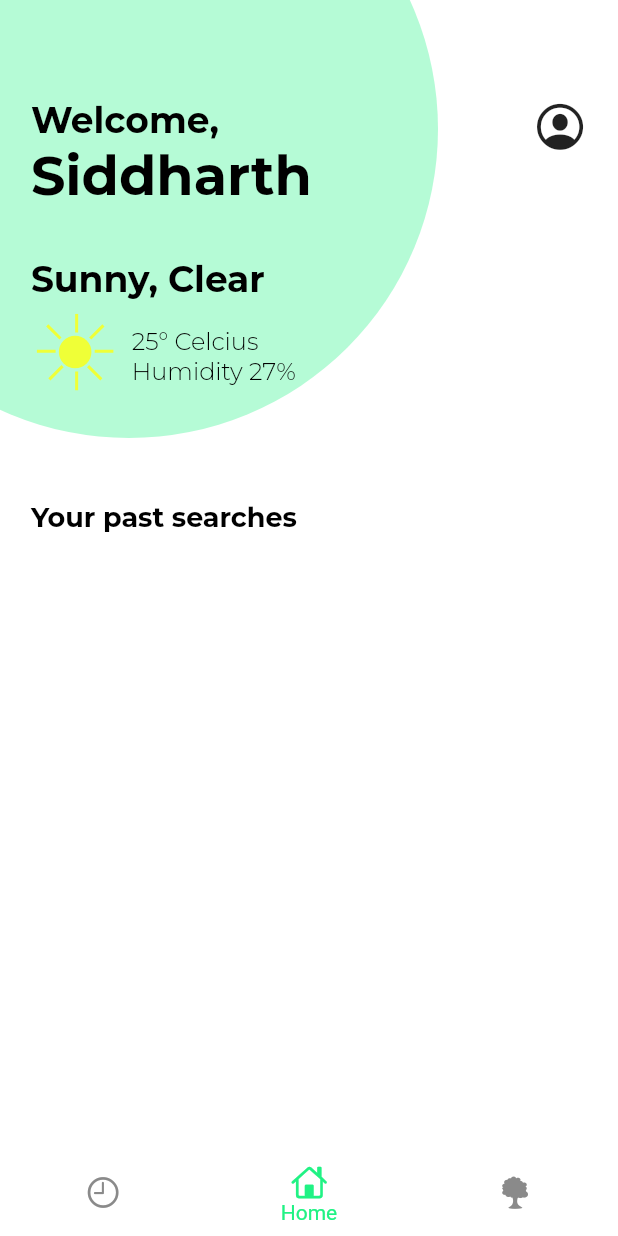
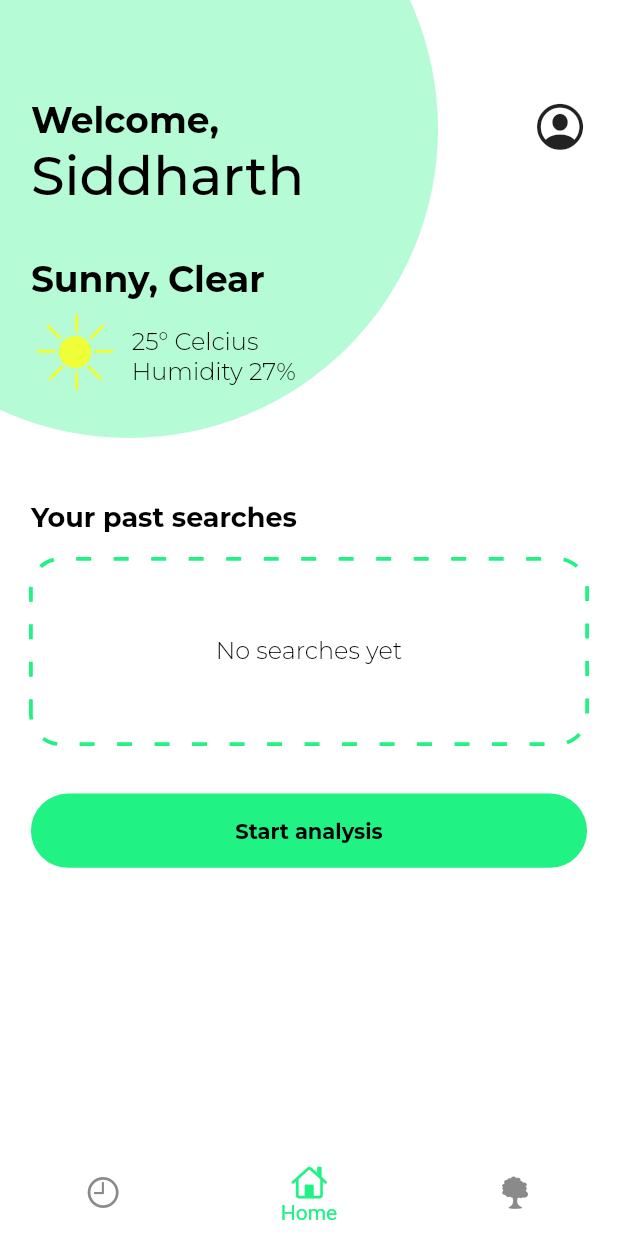
Before and after one commit to s1dd54rt5/chlorophyll, a Flutter app: the screen it shows after launch, after a tap on "Google Sign In", on a phone screen of 412 x 824 dp. Run offline on Flutter 3.47's test engine with Material 2 defaults, Android fonts, the phone set to English and light mode, and no system bars; our stand-ins replace dotted_decoration, flutter_svg, get, google_fonts; project files that could hold a hidden picture were left out.

Commit message:
dashboard done

```diff
--- a/chlorophyll/lib/constants/theme.dart
+++ b/chlorophyll/lib/constants/theme.dart
@@ -17,6 +17,12 @@ TextStyle smallTextBold = GoogleFonts.montserrat(
   fontWeight: FontWeight.w700,
 );
 
+TextStyle buttonText = GoogleFonts.montserrat(
+  color: Colors.black,
+  fontSize: 14,
+  fontWeight: FontWeight.w700,
+);
+
 TextStyle smallerTextBold = GoogleFonts.montserrat(
   color: Colors.black,
   fontSize: 18,
@@ -26,5 +32,5 @@ TextStyle smallerTextBold = GoogleFonts.montserrat(
 TextStyle bigTextBold = GoogleFonts.montserrat(
   color: Colors.black,
   fontSize: 36,
-  fontWeight: FontWeight.w700,
+  fontWeight: FontWeight.w500,
 );
--- a/chlorophyll/lib/screens/dashboard.dart
+++ b/chlorophyll/lib/screens/dashboard.dart
@@ -1,6 +1,8 @@
 import 'package:chlorophyll/constants/svgConst.dart';
 import 'package:chlorophyll/constants/theme.dart';
 import 'package:chlorophyll/helpers/size.dart';
+import 'package:chlorophyll/widgets/button.dart';
+import 'package:dotted_decoration/dotted_decoration.dart';
 import 'package:flutter/cupertino.dart';
 import 'package:flutter/material.dart';
 import 'package:flutter_svg/svg.dart';
@@ -107,6 +109,32 @@ class _DashboardState extends State<Dashboard> {
                 "Your past searches",
                 style: smallerTextBold,
               ),
+              SizedBox(
+                height: s.hHelper(2),
+              ),
+              Container(
+                height: s.hHelper(15),
+                width: double.infinity,
+                decoration: DottedDecoration(
+                  dash: [10, 15],
+                  shape: Shape.box,
+                  borderRadius: BorderRadius.circular(20),
+                  color: primaryGreen,
+                  strokeWidth: 2.5,
+                ),
+                alignment: Alignment.center,
+                child: Text(
+                  "No searches yet",
+                  style: smallTextLight,
+                ),
+              ),
+              SizedBox(
+                height: s.hHelper(4),
+              ),
+              CustomButton(
+                title: "Start analysis",
+                onButtonPressed: () {},
+              )
             ],
           ),
         ),
--- a/chlorophyll/lib/screens/loginScreen.dart
+++ b/chlorophyll/lib/screens/loginScreen.dart
@@ -118,7 +118,7 @@ class _LoginScreenState extends State<LoginScreen> {
                   ),
                   child: TextButton(
                     onPressed: () {
-                      Get.to(LandingScreen());
+                      Get.to(() => LandingScreen());
                     },
                     child: Container(
                       alignment: Alignment.center,
--- /dev/null
+++ b/chlorophyll/lib/widgets/button.dart
@@ -0,0 +1,30 @@
+import 'package:chlorophyll/constants/theme.dart';
+import 'package:chlorophyll/helpers/size.dart';
+import 'package:flutter/material.dart';
+
+class CustomButton extends StatelessWidget {
+  final String title;
+  final VoidCallback onButtonPressed;
+  CustomButton({@required this.title, this.onButtonPressed});
+  @override
+  Widget build(BuildContext context) {
+    SizeHelper s = SizeHelper(context);
+    return GestureDetector(
+      onTap: () {
+        onButtonPressed();
+      },
+      child: Container(
+        height: s.hHelper(6),
+        decoration: BoxDecoration(
+          color: primaryGreen,
+          borderRadius: BorderRadius.circular(100),
+        ),
+        alignment: Alignment.center,
+        child: Text(
+          title,
+          style: buttonText,
+        ),
+      ),
+    );
+  }
+}
```
